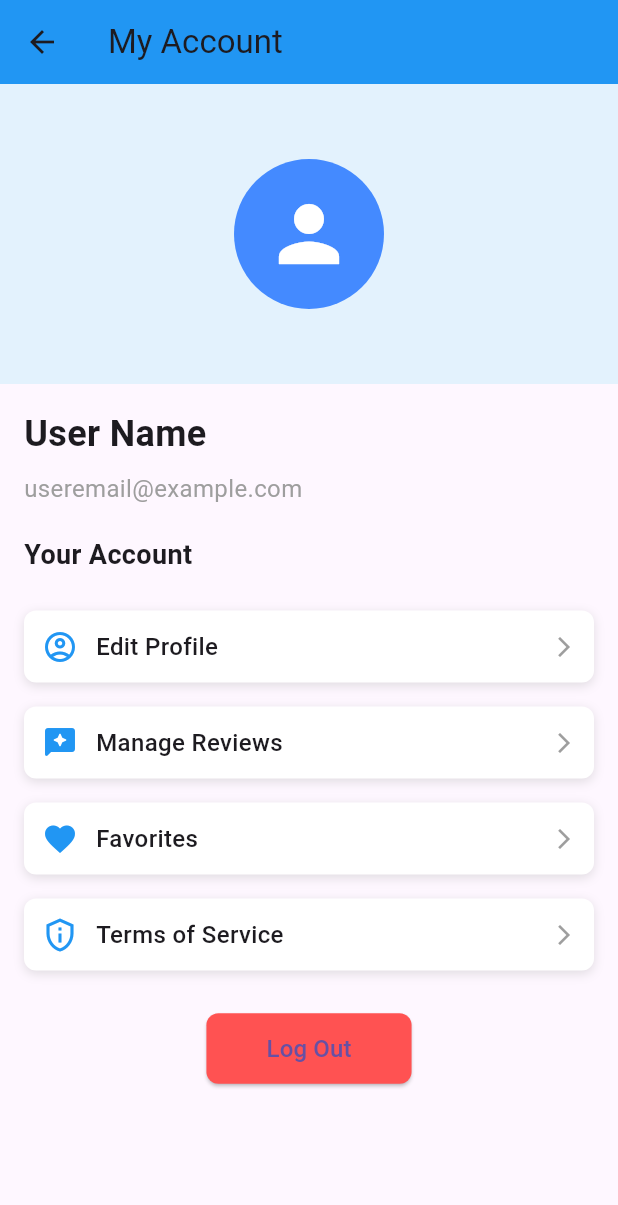
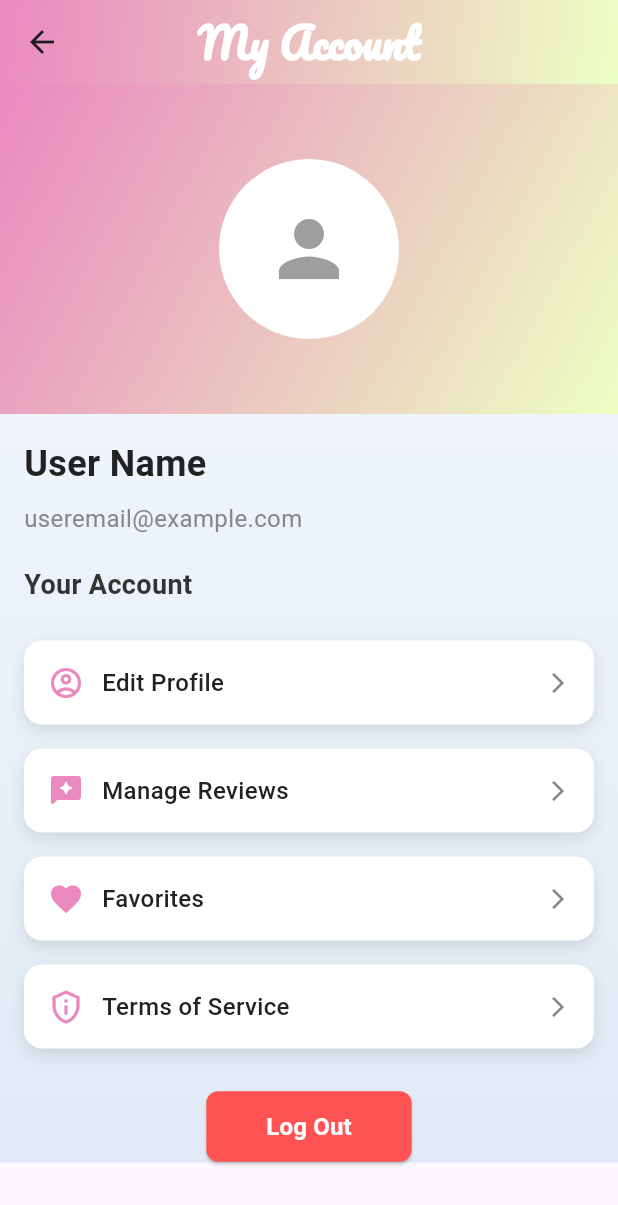
Before and after one commit to moodyys/foodiefinder1, a Flutter app: the myreviews screen opened directly, after a tap on the "account circle" icon, on a phone screen of 412 x 824 dp. Shown: the top 1205 px of the screen. Run offline on Flutter 3.47's test engine with Material 3 defaults, Android fonts, the light colour scheme and no system bars; our stand-ins replace firebase_auth, firebase_core, fl_chart, font_awesome_flutter, google_fonts; accounts and stored records are empty.

Commit message:
edited screens

```diff
--- a/lib/myaccount.dart
+++ b/lib/myaccount.dart
@@ -1,4 +1,5 @@
 import 'package:flutter/material.dart';
+import 'package:google_fonts/google_fonts.dart';
 import 'favorites.dart';
 import 'ManageMyReviews.dart';
 import 'editprofile.dart';
@@ -11,56 +12,96 @@ class myaccount extends StatelessWidget {
   Widget build(BuildContext context) {
     return Scaffold(
       appBar: AppBar(
-        title: const Text('My Account'),
-        backgroundColor: Colors.blue,
+        elevation: 5,
+        centerTitle: true,
+        title: ShaderMask(
+          shaderCallback: (bounds) => const LinearGradient(
+            colors: [Color(0xFFFFFFFF), Color(0xFFFFFFFF)],
+            begin: Alignment.topLeft,
+            end: Alignment.bottomRight,
+          ).createShader(bounds),
+          child: Text(
+            'My Account',
+            style: GoogleFonts.pacifico(
+              fontSize: 28,
+              fontWeight: FontWeight.bold,
+              color: Colors.white, // Placeholder for gradient
             ),
-      body: SingleChildScrollView(
+          ),
+        ),
+        flexibleSpace: Container(
+          decoration: const BoxDecoration(
+            gradient: LinearGradient(
+              colors: [Color(0xFFE989BE), Color(0xFFEDFFC3)],
+              begin: Alignment.topLeft,
+              end: Alignment.bottomRight,
+            ),
+          ),
+        ),
+      ),
+      body: Container(
+        decoration: const BoxDecoration(
+          gradient: LinearGradient(
+            colors: [Color(0xFFF4F9FD), Color(0xFFE1EAF5)],
+            begin: Alignment.topCenter,
+            end: Alignment.bottomCenter,
+          ),
+        ),
+        child: SingleChildScrollView(
           child: Column(
             crossAxisAlignment: CrossAxisAlignment.start,
             children: [
               // Header with profile picture
               Container(
-              height: 200,
-              color: Colors.blue[50],
+                height: 220,
+                decoration: const BoxDecoration(
+                  gradient: LinearGradient(
+                    colors: [Color(0xFFE989BE), Color(0xFFEDFFC3)],
+                    begin: Alignment.topLeft,
+                    end: Alignment.bottomRight,
+                  ),
+                ),
                 child: const Center(
                   child: CircleAvatar(
-                  radius: 50,
-                  backgroundColor: Colors.blueAccent,
+                    radius: 60,
+                    backgroundColor: Colors.white,
                     child: Icon(
                       Icons.person,
                       size: 60,
-                    color: Colors.white,
+                      color: Colors.grey,
                     ),
                   ),
                 ),
               ),
               // User Info Section
-            const Padding(
-              padding: EdgeInsets.all(16.0),
+              Padding(
+                padding: const EdgeInsets.all(16.0),
                 child: Column(
                   crossAxisAlignment: CrossAxisAlignment.start,
                   children: [
                     Text(
                       'User Name',
-                    style: TextStyle(
+                      style: GoogleFonts.balooTamma2(
                         fontSize: 24,
                         fontWeight: FontWeight.bold,
+                        color: const Color(0xFF222222),
                       ),
                     ),
-                  SizedBox(height: 8),
+                    const SizedBox(height: 8),
                     Text(
                       'useremail@example.com',
-                    style: TextStyle(
+                      style: GoogleFonts.balooTamma2(
                         fontSize: 16,
-                      color: Colors.grey,
+                        color: const Color(0xFF888888),
                       ),
                     ),
-                  SizedBox(height: 20),
+                    const SizedBox(height: 20),
                     Text(
                       'Your Account',
-                    style: TextStyle(
+                      style: GoogleFonts.balooTamma2(
                         fontSize: 18,
                         fontWeight: FontWeight.w600,
+                        color: const Color(0xFF333333),
                       ),
                     ),
                   ],
@@ -107,8 +148,7 @@ class myaccount extends StatelessWidget {
                 onTap: () {
                   Navigator.push(
                     context,
-                  MaterialPageRoute(
-                      builder: (context) => const termsofservices()),
+                    MaterialPageRoute(builder: (context) => const termsofservices()),
                   );
                 },
               ),
@@ -128,13 +168,18 @@ class myaccount extends StatelessWidget {
                       borderRadius: BorderRadius.circular(8),
                     ),
                   ),
-                child: const Text(
+                  child: Text(
                     'Log Out',
-                  style: TextStyle(fontSize: 16),
+                    style: GoogleFonts.balooTamma2(
+                      fontSize: 16,
+                      fontWeight: FontWeight.w600,
+                      color: Colors.white,
+                    ),
                   ),
                 ),
               ),
             ],
+          ),
         ),
       ),
     );
@@ -150,32 +195,33 @@ class myaccount extends StatelessWidget {
         child: Container(
           decoration: BoxDecoration(
             color: Colors.white,
-            borderRadius: BorderRadius.circular(8),
+            borderRadius: BorderRadius.circular(12),
             boxShadow: [
               BoxShadow(
-                color: Colors.grey.withOpacity(0.3),
-                blurRadius: 5,
-                offset: const Offset(0, 2),
+                color: Colors.black.withOpacity(0.1),
+                blurRadius: 8,
+                offset: const Offset(0, 4),
               ),
             ],
           ),
           child: Padding(
-            padding: const EdgeInsets.all(12.0),
+            padding: const EdgeInsets.all(16.0),
             child: Row(
               children: [
-                Icon(icon, color: Colors.blue, size: 24),
+                Icon(icon, color: const Color(0xFFE989BE), size: 24),
                 const SizedBox(width: 12),
                 Expanded(
                   child: Text(
                     title,
-                    style: const TextStyle(
+                    style: GoogleFonts.balooTamma2(
                       fontSize: 16,
                       fontWeight: FontWeight.w500,
+                      color: const Color(0xFF222222),
                     ),
                   ),
                 ),
                 const Icon(Icons.arrow_forward_ios,
-                    size: 16, color: Colors.grey),
+                    size: 16, color: Color(0xFF888888)),
               ],
             ),
           ),
--- a/lib/myreviews.dart
+++ b/lib/myreviews.dart
@@ -1,137 +1,118 @@
 import 'package:flutter/material.dart';
+import 'package:google_fonts/google_fonts.dart';
 import 'myaccount.dart';
+
 class myreviews extends StatefulWidget {
   const myreviews({Key? key}) : super(key: key);
 
   @override
-  State<myreviews> createState() => _MyReviewsWidgetState();
+  State<myreviews> createState() => _MyReviewsState();
 }
 
-class _MyReviewsWidgetState extends State<myreviews> {
-  final scaffoldKey = GlobalKey<ScaffoldState>();
-
+class _MyReviewsState extends State<myreviews> {
   @override
   Widget build(BuildContext context) {
-    return GestureDetector(
-      onTap: () {
-        FocusScope.of(context).unfocus();
-      },
-      child: Scaffold(
-        key: scaffoldKey,
-        backgroundColor: const Color(0xFFF1F4F8),
+    return Scaffold(
       appBar: AppBar(
-          backgroundColor: Colors.white,
-          elevation: 0,
-          leading: IconButton(
-            icon: const Icon(Icons.arrow_back, color: Color(0xFF14181B)),
-            onPressed: () {
-              Navigator.pop(context);
-            },
-          ),
-          title: const Text(
+        elevation: 5,
+        centerTitle: true,
+        title: ShaderMask(
+          shaderCallback: (bounds) => const LinearGradient(
+            colors: [Color(0xFFFFFFFF), Color(0xFFFFFFFF)],
+            begin: Alignment.topLeft,
+            end: Alignment.bottomRight,
+          ).createShader(bounds),
+          child: Text(
             'My Reviews',
-            style: TextStyle(
-              fontSize: 20,
+            style: GoogleFonts.pacifico(
+              fontSize: 26,
               fontWeight: FontWeight.bold,
-              color: Color(0xFF14181B),
+              color: Colors.white, // Placeholder for the gradient
             ),
           ),
-          centerTitle: true,
+        ),
+        flexibleSpace: Container(
+          decoration: const BoxDecoration(
+            gradient: LinearGradient(
+              colors: [Color(0xFFE989BE), Color(0xFFEDFFC3)],
+              begin: Alignment.topLeft,
+              end: Alignment.bottomRight,
+            ),
+          ),
+        ),
         actions: [
           IconButton(
-              icon: const Icon(Icons.account_circle, color: Color(0xFF14181B)),
+            icon: const Icon(Icons.account_circle, color: Colors.white),
             onPressed: () {
               Navigator.push(
                 context,
                 MaterialPageRoute(
-                    builder: (context) => myaccount(), // Navigate to your existing MyAccount class
+                  builder: (context) => const myaccount(),
                 ),
               );
             },
           ),
         ],
       ),
-        body: SingleChildScrollView(
+      body: Container(
+        decoration: const BoxDecoration(
+          gradient: LinearGradient(
+            colors: [Color(0xFFF4F9FD), Color(0xFFE1EAF5)],
+            begin: Alignment.topCenter,
+            end: Alignment.bottomCenter,
+          ),
+        ),
+        child: SingleChildScrollView(
           child: Column(
             crossAxisAlignment: CrossAxisAlignment.start,
             children: [
               Padding(
-                padding: const EdgeInsets.all(16.0),
-                child: Material(
-                  color: Colors.transparent,
-                  elevation: 2,
-                  child: Container(
-                    width: double.infinity,
-                    height: 120,
-                    decoration: const BoxDecoration(
-                      color: Colors.white,
-                    ),
-                    child: Padding(
-                      padding: const EdgeInsets.all(24.0),
-                      child: Column(
-                        crossAxisAlignment: CrossAxisAlignment.start,
-                        children: [
-                          const Text(
-                            'Username',
-                            style: TextStyle(
-                              fontSize: 24,
+                padding: const EdgeInsets.symmetric(horizontal: 16, vertical: 20),
+                child: Text(
+                  'Your Reviews',
+                  style: GoogleFonts.balooTamma2(
+                    fontSize: 28,
                     fontWeight: FontWeight.w600,
-                              color: Color(0xFF14181B),
+                    color: const Color(0xFF333333),
                   ),
                 ),
-                          const SizedBox(height: 4),
-                          const Text(
-                            'Your shared food experiences',
-                            style: TextStyle(
-                              fontSize: 14,
-                              color: Color(0xFF57636C),
               ),
+              ListView.builder(
+                shrinkWrap: true,
+                physics: const NeverScrollableScrollPhysics(),
+                itemCount: 3,
+                itemBuilder: (context, index) {
+                  return Padding(
+                    padding: const EdgeInsets.symmetric(horizontal: 16, vertical: 8),
+                    child: Container(
+                      decoration: BoxDecoration(
+                        borderRadius: BorderRadius.circular(12),
+                        color: Colors.white,
+                        boxShadow: [
+                          BoxShadow(
+                            color: Colors.black.withOpacity(0.1),
+                            blurRadius: 8,
+                            offset: const Offset(0, 4),
                           ),
                         ],
                       ),
-                    ),
-                  ),
-                ),
-              ),
-              Padding(
-                padding: const EdgeInsets.symmetric(horizontal: 16.0),
-                child: Column(
-                  children: List.generate(3, (index) => buildReviewCard(context)),
-                ),
-              ),
-            ],
-          ),
-        ),
-      ),
-    );
-  }
-
-  Widget buildReviewCard(BuildContext context) {
-    return Padding(
-      padding: const EdgeInsets.only(bottom: 16.0),
-      child: Container(
-        width: double.infinity,
-        decoration: BoxDecoration(
-          color: Colors.white,
-          borderRadius: BorderRadius.circular(12),
-        ),
                       child: Padding(
-          padding: const EdgeInsets.all(16.0),
+                        padding: const EdgeInsets.all(16),
                         child: Column(
                           crossAxisAlignment: CrossAxisAlignment.start,
                           children: [
                             Row(
                               mainAxisAlignment: MainAxisAlignment.spaceBetween,
                               children: [
-                  Column(
+                                const Column(
                                   crossAxisAlignment: CrossAxisAlignment.start,
-                    children: const [
+                                  children: [
                                     Text(
                                       'username',
                                       style: TextStyle(
-                          fontSize: 16,
-                          fontWeight: FontWeight.w600,
-                          color: Color(0xFF14181B),
+                                        fontSize: 18,
+                                        fontWeight: FontWeight.bold,
+                                        color: Color(0xFF222222),
                                       ),
                                     ),
                                     SizedBox(height: 4),
@@ -139,7 +120,7 @@ class _MyReviewsWidgetState extends State<myreviews> {
                                       'time posted',
                                       style: TextStyle(
                                         fontSize: 12,
-                          color: Color(0xFF57636C),
+                                        color: Color(0xFF888888),
                                       ),
                                     ),
                                   ],
@@ -147,57 +128,60 @@ class _MyReviewsWidgetState extends State<myreviews> {
                                 IconButton(
                                   icon: const Icon(
                                     Icons.more_vert,
-                      color: Color(0xFF57636C),
+                                    color: Color(0xFF888888),
                                   ),
                                   onPressed: () {
-                      print('Options button pressed');
+                                    print('Options pressed');
                                   },
                                 ),
                               ],
                             ),
                             const SizedBox(height: 12),
                             const Text(
-                'post',
+                              '(post written)',
+                              style: TextStyle(
+                                fontSize: 16,
+                                color: Color(0xFF444444),
+                              ),
+                            ),
+                            const SizedBox(height: 16),
+                            Row(
+                              children: [
+                                IconButton(
+                                  icon: const Icon(
+                                    Icons.thumb_up_alt_outlined,
+                                    color: Color(0xFF0072FF),
+                                  ),
+                                  onPressed: () {
+                                    print('Like button pressed');
+                                  },
+                                ),
+                                const SizedBox(width: 4),
+                                const Text(
+                                  '42 likes',
                                   style: TextStyle(
                                     fontSize: 14,
-                  color: Color(0xFF14181B),
+                                    fontWeight: FontWeight.bold,
+                                    color: Color(0xFF444444),
                                   ),
                                 ),
-              const SizedBox(height: 12),
-              Row(
-                children: [
-                  Row(
-                    children: const [
-                      Icon(
-                        Icons.favorite_border,
-                        color: Color(0xFF57636C),
+                                const SizedBox(width: 16),
+                                IconButton(
+                                  icon: const Icon(
+                                    Icons.chat_bubble_outline,
+                                    color: Color(0xFF888888),
                                   ),
-                      SizedBox(width: 8),
-                      Text(
-                        '42',
+                                  onPressed: () {
+                                    print('Comment button pressed');
+                                  },
+                                ),
+                                const Text(
+                                  '15 comments',
                                   style: TextStyle(
                                     fontSize: 14,
-                          color: Color(0xFF14181B),
+                                    fontWeight: FontWeight.bold,
+                                    color: Color(0xFF444444),
                                   ),
-                      ),
-                    ],
-                  ),
-                  const SizedBox(width: 24),
-                  Row(
-                    children: const [
-                      Icon(
-                        Icons.chat_bubble_outline,
-                        color: Color(0xFF57636C),
-                      ),
-                      SizedBox(width: 8),
-                      Text(
-                        '15',
-                        style: TextStyle(
-                          fontSize: 14,
-                          color: Color(0xFF14181B),
-                        ),
-                      ),
-                    ],
                                 ),
                               ],
                             ),
@@ -206,5 +190,12 @@ class _MyReviewsWidgetState extends State<myreviews> {
                       ),
                     ),
                   );
+                },
+              ),
+            ],
+          ),
+        ),
+      ),
+    );
   }
 }
```
Also changed, not shown: lib/ManageMyReviews.dart (+63 -37 lines), lib/termsofservices.dart (+59 -54 lines), 1 other file. Lines whose indentation alone changed are shown as unchanged.
